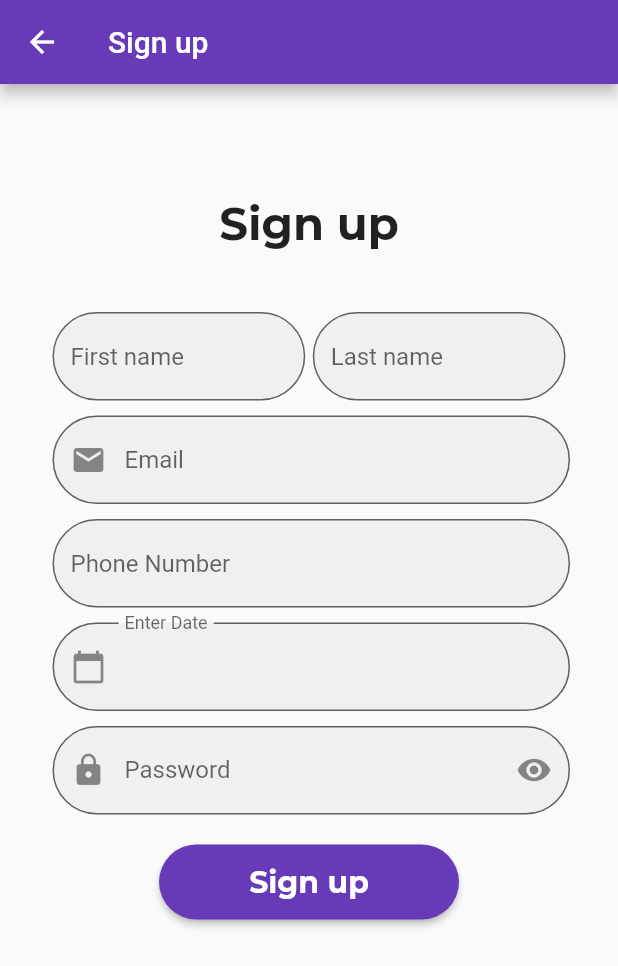
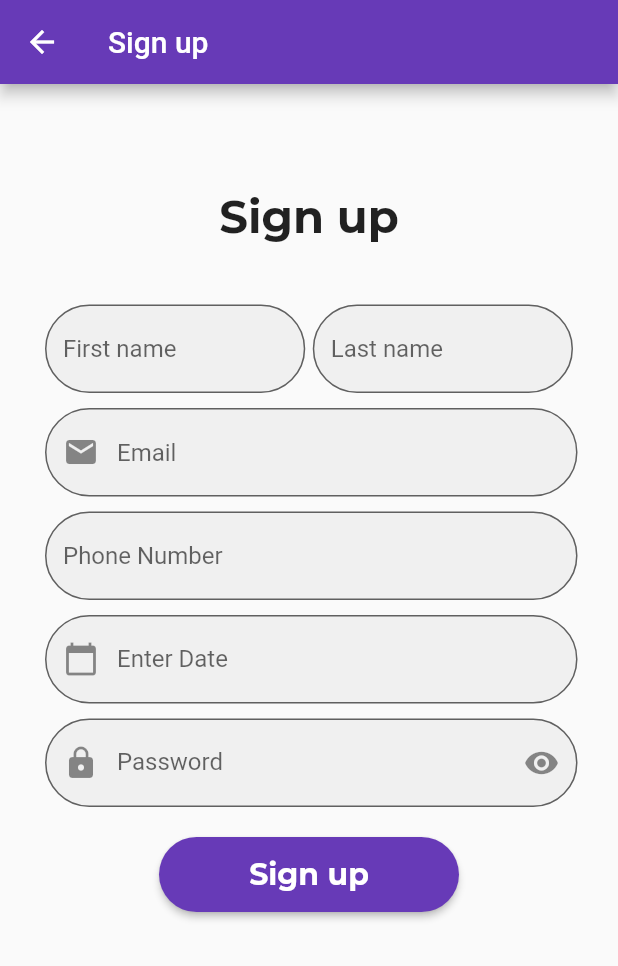
Before and after one commit to AntonDirani/cozy_mart_app, a Flutter app: the SignupPage screen opened directly, on a phone screen of 412 x 824 dp. Shown: the top 966 px of the screen. Run offline on Flutter 3.47's test engine with Material 2 defaults, Android fonts, the phone set to English and light mode, and no system bars; our stand-ins replace shared_preferences; missing offline and left inert: dart:html; accounts and stored records are empty.

```diff
--- a/lib/Components/text_field.dart
+++ b/lib/Components/text_field.dart
@@ -6,7 +6,7 @@ class MyTextField extends StatelessWidget {
   final Icon? prefixIcon;
   final Icon? suffixIcon;
   final double? height, width;
-  final Icon? keyboardType;
+  // final ? keyboardType;
 
   const MyTextField({
     this.height,
@@ -15,13 +15,13 @@ class MyTextField extends StatelessWidget {
     this.prefixIcon,
     this.suffixIcon,
     this.width,
-    this.keyboardType,
+    //this.keyboardType,
   });
   @override
   Widget build(BuildContext context) {
     return TextFormField(
       decoration: InputDecoration(
-          keyboardType: keyboardType,
+          // keyboardType: keyboardType,
           filled: true,
           labelText: label,
           hintText: hint,
--- a/lib/Screens/signup_page.dart
+++ b/lib/Screens/signup_page.dart
@@ -14,7 +14,7 @@ class _SignupPageState extends State<SignupPage> {
   TextEditingController dateinput = TextEditingController();
   @override
   void initState() {
-    dateinput.text = "   ";
+    dateinput.text = "";
     super.initState();
   }
 
@@ -29,7 +29,7 @@ class _SignupPageState extends State<SignupPage> {
           child: SafeArea(
             child: Center(
               child: Padding(
-                padding: const EdgeInsets.all(15.0),
+                padding: const EdgeInsets.all(10.0),
                 child: Column(
                   // mainAxisAlignment: MainAxisAlignment.center,
                   children: [
@@ -99,7 +99,7 @@ class _SignupPageState extends State<SignupPage> {
                           if (pickedDate != null) {
                             print(pickedDate);
                             String formattedDate =
-                                DateFormat('year-month-day').format(pickedDate);
+                                DateFormat('yyyy-MM-dd').format(pickedDate);
                             print(formattedDate);
                             setState(() {
                               dateinput.text = formattedDate;
```
